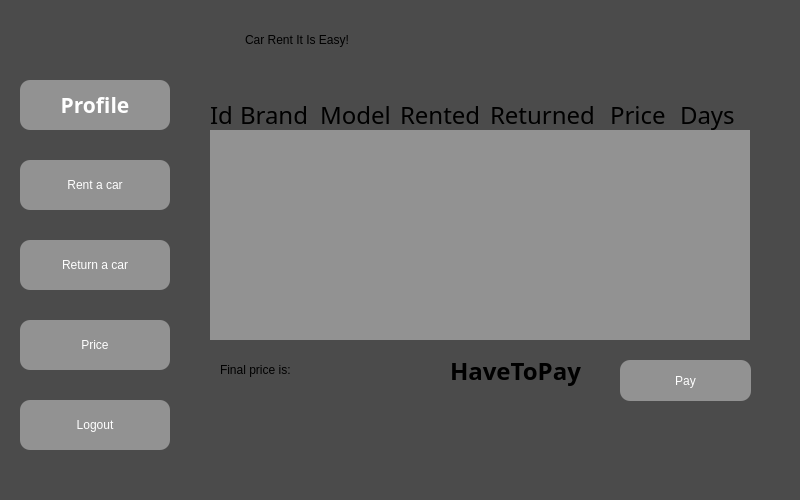
First picture: the form in Car-Rent-Ap-Qt/appwindow.ui, repository MilitaryGuineaPig/Car-Rent-Ap-Qt, before the edit.
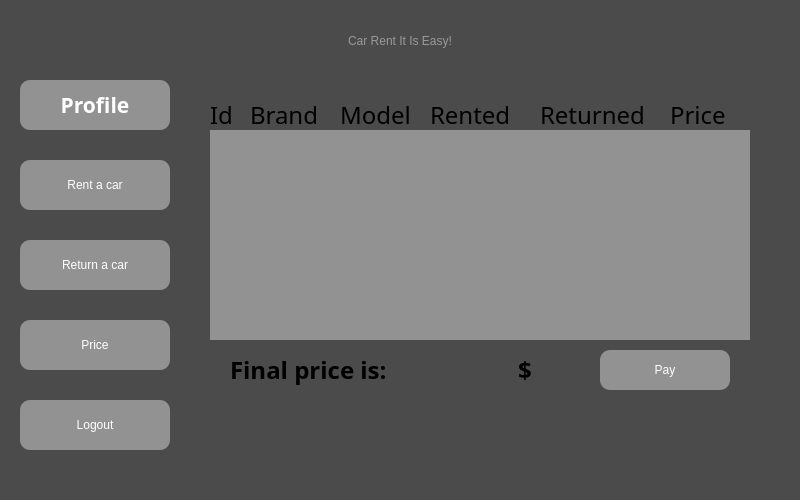
Second picture: the form after the edit. The open tabs and pages were chosen to show the change. Icons and pictures are not drawn.

Diff of the .ui file:
```diff
--- a/Car-Rent-Ap-Qt/appwindow.ui
+++ b/Car-Rent-Ap-Qt/appwindow.ui
@@ -961,16 +961,22 @@
     <widget class="QLabel" name="FinalPriceText">
      <property name="geometry">
       <rect>
-       <x>20</x>
+       <x>30</x>
        <y>270</y>
-       <width>221</width>
+       <width>220</width>
        <height>40</height>
       </rect>
      </property>
+     <property name="font">
+      <font>
+       <family>Cascadia Code</family>
+       <pointsize>18</pointsize>
+       <italic>false</italic>
+       <bold>true</bold>
+      </font>
+     </property>
      <property name="styleSheet">
-      <string notr="true">font: 700 22pt &quot;Segoe Script&quot;;
-text-align: center;
-</string>
+      <string notr="true"/>
      </property>
      <property name="text">
       <string>Final price is:</string>
@@ -979,10 +985,10 @@
     <widget class="QPushButton" name="PayBtn">
      <property name="geometry">
       <rect>
-       <x>420</x>
-       <y>280</y>
-       <width>131</width>
-       <height>41</height>
+       <x>400</x>
+       <y>270</y>
+       <width>130</width>
+       <height>40</height>
       </rect>
      </property>
      <property name="cursor">
@@ -1020,27 +1026,28 @@
     <widget class="QLabel" name="Price">
      <property name="geometry">
       <rect>
-       <x>250</x>
+       <x>260</x>
        <y>270</y>
-       <width>151</width>
-       <height>41</height>
+       <width>130</width>
+       <height>40</height>
       </rect>
      </property>
      <property name="font">
       <font>
-       <family>Segoe Script</family>
+       <family>Cascadia Code</family>
        <pointsize>18</pointsize>
        <italic>false</italic>
        <bold>true</bold>
       </font>
      </property>
      <property name="styleSheet">
-      <string notr="true">font: 700 18pt &quot;Segoe Script&quot;;
-text-align: center;
-</string>
+      <string notr="true"/>
      </property>
      <property name="text">
-      <string>HaveToPay</string>
+      <string>$</string>
+     </property>
+     <property name="alignment">
+      <set>Qt::AlignCenter</set>
      </property>
     </widget>
     <widget class="QLabel" name="IdText_3">
@@ -1070,15 +1077,15 @@
     <widget class="QLabel" name="PriceText_3">
      <property name="geometry">
       <rect>
-       <x>410</x>
+       <x>470</x>
        <y>20</y>
-       <width>65</width>
+       <width>80</width>
        <height>30</height>
       </rect>
      </property>
      <property name="font">
       <font>
-       <family>Sitka Small</family>
+       <family>Cascadia Code</family>
        <pointsize>18</pointsize>
        <italic>false</italic>
        <bold>false</bold>
@@ -1162,7 +1169,7 @@
     <widget class="QLabel" name="BrandText_3">
      <property name="geometry">
       <rect>
-       <x>40</x>
+       <x>50</x>
        <y>20</y>
        <width>80</width>
        <height>30</height>
@@ -1170,7 +1177,7 @@
      </property>
      <property name="font">
       <font>
-       <family>Sitka Small</family>
+       <family>Cascadia Code</family>
        <pointsize>18</pointsize>
        <italic>false</italic>
        <bold>false</bold>
@@ -1186,7 +1193,7 @@
     <widget class="QLabel" name="ModelText_3">
      <property name="geometry">
       <rect>
-       <x>120</x>
+       <x>140</x>
        <y>20</y>
        <width>80</width>
        <height>30</height>
@@ -1194,7 +1201,7 @@
      </property>
      <property name="font">
       <font>
-       <family>Sitka Small</family>
+       <family>Cascadia Code</family>
        <pointsize>18</pointsize>
        <italic>false</italic>
        <bold>false</bold>
@@ -1210,7 +1217,7 @@
     <widget class="QLabel" name="RentedText">
      <property name="geometry">
       <rect>
-       <x>200</x>
+       <x>230</x>
        <y>20</y>
        <width>90</width>
        <height>30</height>
@@ -1218,7 +1225,7 @@
      </property>
      <property name="font">
       <font>
-       <family>Sitka Small</family>
+       <family>Cascadia Code</family>
        <pointsize>18</pointsize>
        <italic>false</italic>
        <bold>false</bold>
@@ -1234,7 +1241,7 @@
     <widget class="QLabel" name="ReturnedText">
      <property name="geometry">
       <rect>
-       <x>290</x>
+       <x>340</x>
        <y>20</y>
        <width>115</width>
        <height>30</height>
@@ -1242,7 +1249,7 @@
      </property>
      <property name="font">
       <font>
-       <family>Sitka Small</family>
+       <family>Cascadia Code</family>
        <pointsize>18</pointsize>
        <italic>false</italic>
        <bold>false</bold>
@@ -1255,49 +1262,27 @@
       <string>Returned</string>
      </property>
     </widget>
-    <widget class="QLabel" name="DaysText">
-     <property name="geometry">
-      <rect>
-       <x>480</x>
-       <y>20</y>
-       <width>65</width>
-       <height>30</height>
-      </rect>
-     </property>
-     <property name="font">
-      <font>
-       <family>Sitka Small</family>
-       <pointsize>18</pointsize>
-       <italic>false</italic>
-       <bold>false</bold>
-      </font>
-     </property>
-     <property name="styleSheet">
-      <string notr="true"/>
-     </property>
-     <property name="text">
-      <string>Days</string>
-     </property>
-    </widget>
    </widget>
   </widget>
   <widget class="QLabel" name="CarRentItIsEasyText">
    <property name="geometry">
     <rect>
-     <x>245</x>
+     <x>190</x>
      <y>20</y>
-     <width>310</width>
-     <height>40</height>
+     <width>420</width>
+     <height>41</height>
     </rect>
    </property>
    <property name="styleSheet">
-    <string notr="true">font: 700 22pt &quot;Segoe Script&quot;;
-text-align: center;
-</string>
+    <string notr="true">font: 700 30pt &quot;Segoe Script&quot;;
+color: rgb(153, 153, 153);</string>
    </property>
    <property name="text">
     <string>Car Rent It Is Easy!</string>
    </property>
+   <property name="alignment">
+    <set>Qt::AlignCenter</set>
+   </property>
   </widget>
   <widget class="QPushButton" name="LogoutBtn">
    <property name="geometry">
```
Left out of the diff: 123 changed lines with no effect on the pictures.
